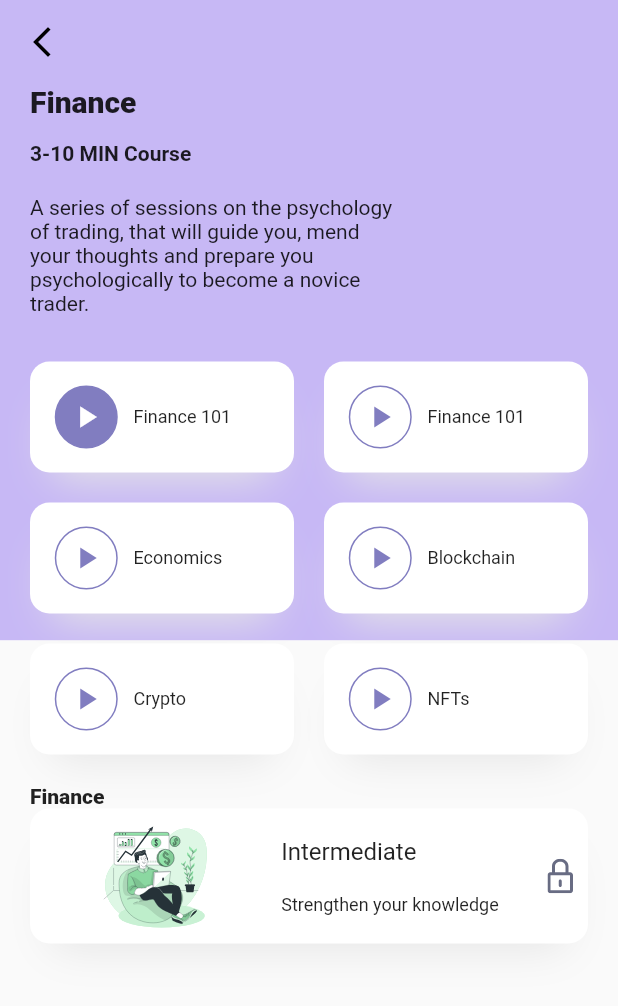
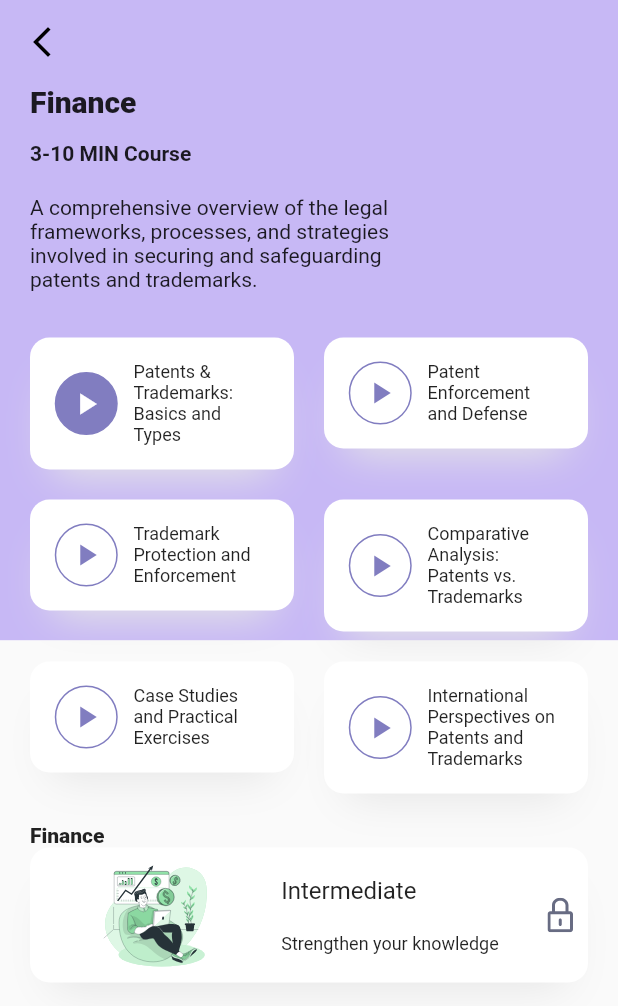
Before and after one commit to laughing-budha/skillversity, a Flutter app: the screen it shows after launch, after a tap on "Continue reading", on a phone screen of 412 x 824 dp. Shown: the top 1006 px of the screen. Run offline on Flutter 3.47's test engine with Material 2 defaults, Android fonts, the light colour scheme and no system bars; our stand-ins replace flutter_svg, google_fonts, percent_indicator; missing offline and left inert: dart:ffi.

Commit message:
[Update] Added Content

```diff
--- a/lib/screens/details_screen.dart
+++ b/lib/screens/details_screen.dart
@@ -58,7 +58,7 @@ class DetailsScreen extends StatelessWidget {
                     SizedBox(
                       width: size.width * .6, // it just take 60% of total width
                       child: const Text(
-                        "A series of sessions on the psychology of trading, that will guide you, mend your thoughts and prepare you psychologically to become a novice trader.",
+                        "A comprehensive overview of the legal frameworks, processes, and strategies involved in securing and safeguarding patents and trademarks.",
                       ),
                     ),
                     SizedBox(
@@ -70,27 +70,30 @@ class DetailsScreen extends StatelessWidget {
                       runSpacing: 20,
                       children: <Widget>[
                         SeassionCard(
-                          seassionName: "Finance 101",
+                          seassionName:
+                              "Patents & Trademarks: Basics and Types",
                           isDone: true,
                         ),
                         SeassionCard(
-                          seassionName: "Finance 101",
+                          seassionName: "Patent Enforcement and Defense",
                           isDone: false,
                         ),
                         SeassionCard(
-                          seassionName: "Economics",
+                          seassionName: "Trademark Protection and Enforcement",
                           isDone: false,
                         ),
                         SeassionCard(
-                          seassionName: "Blockchain",
+                          seassionName:
+                              "Comparative Analysis: Patents vs. Trademarks",
                           isDone: false,
                         ),
                         SeassionCard(
-                          seassionName: "Crypto",
+                          seassionName: "Case Studies and Practical Exercises",
                           isDone: false,
                         ),
                         SeassionCard(
-                          seassionName: "NFTs",
+                          seassionName:
+                              "International Perspectives on Patents and Trademarks",
                           isDone: false,
                         ),
                       ],
--- a/lib/screens/home_screen.dart
+++ b/lib/screens/home_screen.dart
@@ -80,11 +80,11 @@ class HomeScreen extends StatelessWidget {
               mainAxisAlignment: MainAxisAlignment.spaceEvenly,
               children: [
                 CategoryCard(
-                  title: "Financial Literacy",
+                  title: "Patents and Trademarks",
                   svgSrc: "assets/icons/finance.svg",
                 ),
                 CategoryCard(
-                  title: "Communication",
+                  title: "Digital Rights Management (DRM)",
                   svgSrc: "assets/icons/comm.svg",
                 ),
               ],
@@ -93,11 +93,11 @@ class HomeScreen extends StatelessWidget {
               mainAxisAlignment: MainAxisAlignment.spaceEvenly,
               children: [
                 CategoryCard(
-                  title: "Mental Health",
+                  title: "Licensing and Technology Transfer",
                   svgSrc: "assets/icons/ment.svg",
                 ),
                 CategoryCard(
-                  title: "Sex and relationships",
+                  title: "Intellectual Property Law",
                   svgSrc: "assets/icons/se.svg",
                 ),
               ],
```
